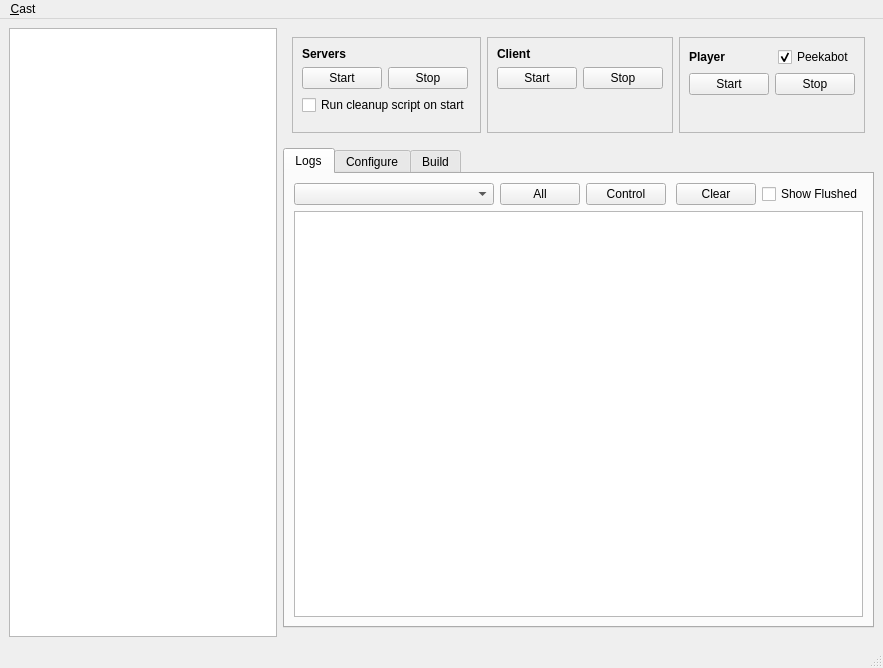
Before: the Qt Designer form tools/castctrl/trunk/qtui/mainwindow.ui in marc-hanheide/cogx, drawn with Qt 5.
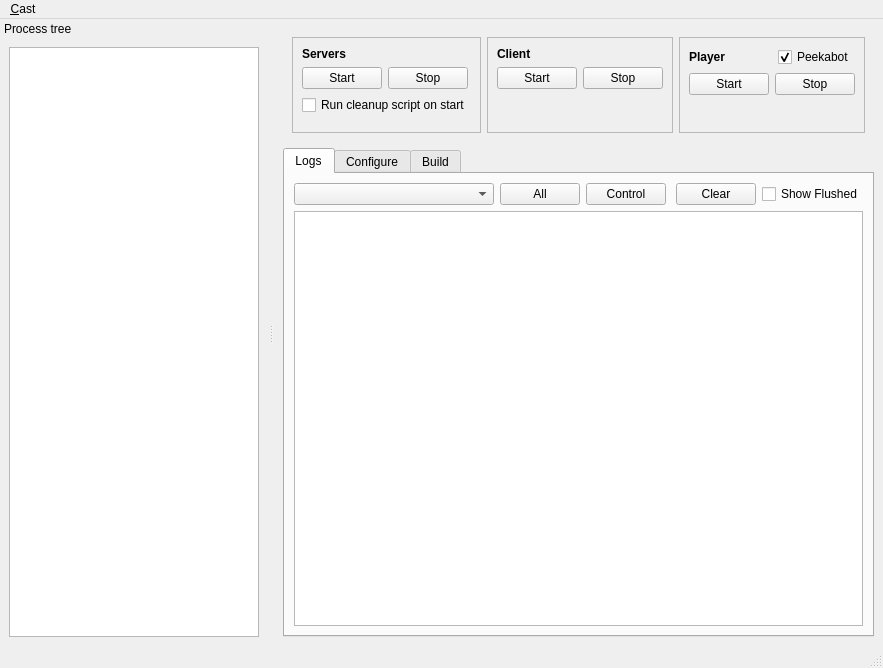
After: the same form once the commit is applied.

```diff
--- a/tools/castctrl/trunk/qtui/mainwindow.ui
+++ b/tools/castctrl/trunk/qtui/mainwindow.ui
@@ -18,28 +18,6 @@
   </property>
   <widget class="QWidget" name="centralwidget">
    <layout class="QHBoxLayout" name="horizontalLayout">
-    <item>
-     <widget class="QTreeView" name="processTree">
-      <property name="sizePolicy">
-       <sizepolicy hsizetype="Expanding" vsizetype="Expanding">
-        <horstretch>1</horstretch>
-        <verstretch>0</verstretch>
-       </sizepolicy>
-      </property>
-      <property name="minimumSize">
-       <size>
-        <width>240</width>
-        <height>0</height>
-       </size>
-      </property>
-      <property name="maximumSize">
-       <size>
-        <width>400</width>
-        <height>16777215</height>
-       </size>
-      </property>
-     </widget>
-    </item>
     <item>
      <widget class="QFrame" name="frame_6">
       <property name="sizePolicy">
@@ -55,13 +33,7 @@
        <enum>QFrame::Raised</enum>
       </property>
       <layout class="QVBoxLayout" name="verticalLayout_7">
-       <property name="leftMargin">
-        <number>0</number>
-       </property>
-       <property name="topMargin">
-        <number>0</number>
-       </property>
-       <property name="rightMargin">
+       <property name="margin">
         <number>0</number>
        </property>
        <item>
@@ -919,6 +891,46 @@
    <addaction name="menuCast"/>
   </widget>
   <widget class="QStatusBar" name="statusbar"/>
+  <widget class="QDockWidget" name="dockWidget">
+   <property name="features">
+    <set>QDockWidget::DockWidgetMovable</set>
+   </property>
+   <property name="allowedAreas">
+    <set>Qt::LeftDockWidgetArea|Qt::RightDockWidgetArea</set>
+   </property>
+   <property name="windowTitle">
+    <string>Process tree</string>
+   </property>
+   <attribute name="dockWidgetArea">
+    <number>1</number>
+   </attribute>
+   <widget class="QWidget" name="dockWidgetContents">
+    <layout class="QVBoxLayout" name="verticalLayout_9">
+     <item>
+      <widget class="QTreeView" name="processTree">
+       <property name="sizePolicy">
+        <sizepolicy hsizetype="Expanding" vsizetype="Expanding">
+         <horstretch>1</horstretch>
+         <verstretch>0</verstretch>
+        </sizepolicy>
+       </property>
+       <property name="minimumSize">
+        <size>
+         <width>200</width>
+         <height>0</height>
+        </size>
+       </property>
+       <property name="maximumSize">
+        <size>
+         <width>400</width>
+         <height>16777215</height>
+        </size>
+       </property>
+      </widget>
+     </item>
+    </layout>
+   </widget>
+  </widget>
   <action name="actQuit">
    <property name="text">
     <string>&amp;Quit</string>
```
